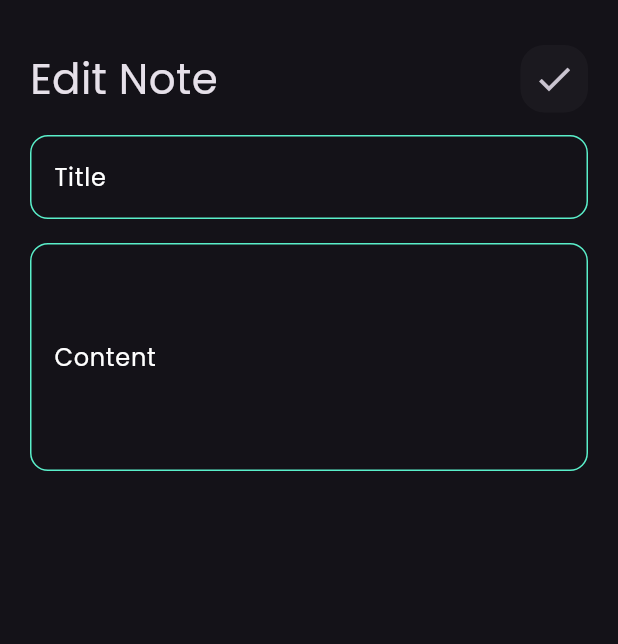
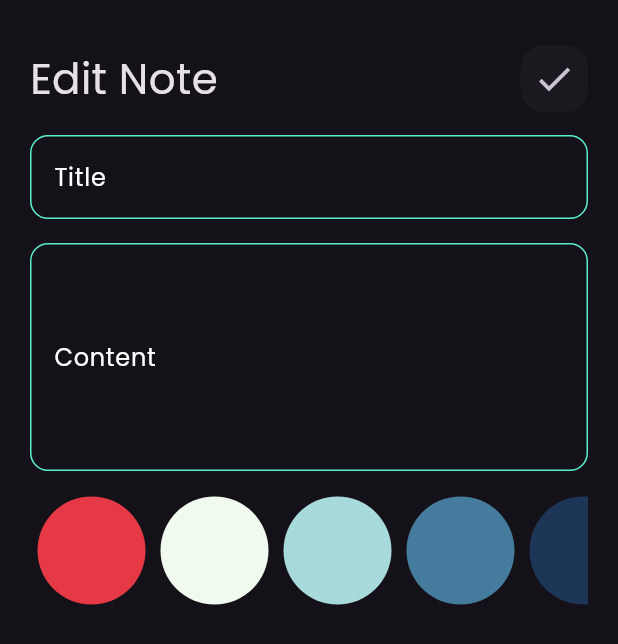
Before and after one commit to itzHTH/Notes_app, a Flutter app: the EditView screen opened directly with empty values, on a phone screen of 412 x 824 dp. Shown: the top 644 px of the screen. Run offline on Flutter 3.47's test engine with Material 3 defaults, Android fonts, the phone set to English and light mode, and no system bars; our stand-ins replace flutter_bloc, hive, hive_flutter; accounts and stored records are empty.

Commit message:
add ColorList to editNote

```diff
--- a/lib/widgets/add_note_form.dart
+++ b/lib/widgets/add_note_form.dart
@@ -4,6 +4,7 @@ import 'package:intl/intl.dart';
 import 'package:notes_app/constans.dart';
 import 'package:notes_app/cubits/add_note_cubit/add_note_cubit.dart';
 import 'package:notes_app/models/note_model.dart';
+import 'package:notes_app/widgets/color_item.dart';
 import 'package:notes_app/widgets/custom_button.dart';
 import 'package:notes_app/widgets/custom_text_filed.dart';
 
@@ -46,7 +47,7 @@ class _AddNoteFormState extends State<AddNoteForm> {
             height: 20,
           ),
           const ListColorItemView(
-            color: Colors.black,
+
           ),
           const SizedBox(
             height: 20,
@@ -81,31 +82,10 @@ class _AddNoteFormState extends State<AddNoteForm> {
   }
 }
 
-class ColorItem extends StatelessWidget {
-  const ColorItem({super.key, required this.color, required this.isActive});
-  final Color color;
-  final bool isActive;
-  @override
-  Widget build(BuildContext context) {
-    return isActive
-        ? CircleAvatar(
-            backgroundColor: Colors.white,
-            radius: 38,
-            child: CircleAvatar(
-              backgroundColor: color,
-              radius: 36,
-            ),
-          )
-        : CircleAvatar(
-            backgroundColor: color,
-            radius: 36,
-          );
-  }
-}
 
 class ListColorItemView extends StatefulWidget {
-  const ListColorItemView({super.key, required this.color});
-  final Color color;
+  const ListColorItemView({super.key});
+
 
   @override
   State<ListColorItemView> createState() => _ListColorItemViewState();
--- /dev/null
+++ b/lib/widgets/color_item.dart
@@ -0,0 +1,23 @@
+import 'package:flutter/material.dart';
+
+class ColorItem extends StatelessWidget {
+  const ColorItem({super.key, required this.color, required this.isActive});
+  final Color color;
+  final bool isActive;
+  @override
+  Widget build(BuildContext context) {
+    return isActive
+        ? CircleAvatar(
+            backgroundColor: Colors.white,
+            radius: 38,
+            child: CircleAvatar(
+              backgroundColor: color,
+              radius: 36,
+            ),
+          )
+        : CircleAvatar(
+            backgroundColor: color,
+            radius: 36,
+          );
+  }
+}
--- a/lib/widgets/edit_view_body.dart
+++ b/lib/widgets/edit_view_body.dart
@@ -1,7 +1,10 @@
 import 'package:flutter/material.dart';
 import 'package:flutter_bloc/flutter_bloc.dart';
+import 'package:notes_app/constans.dart';
+import 'package:notes_app/cubits/add_note_cubit/add_note_cubit.dart';
 import 'package:notes_app/cubits/notes_cubit/notes_cubit.dart';
 import 'package:notes_app/models/note_model.dart';
+import 'package:notes_app/widgets/color_item.dart';
 import 'package:notes_app/widgets/custom_appbar.dart';
 import 'package:notes_app/widgets/custom_text_filed.dart';
 
@@ -56,9 +59,54 @@ class _EditViewBodyState extends State<EditViewBody> {
             hint: widget.note.subtitle,
             label: "Content",
             maxLine: 5,
-          )
+          ),
+          const SizedBox(
+            height: 15,
+          ),
+          ListColorItemView(
+            note: widget.note,
+          ),
         ],
       ),
     );
   }
 }
+
+class ListColorItemView extends StatefulWidget {
+  const ListColorItemView({super.key, required this.note});
+  final NoteModel note;
+  @override
+  State<ListColorItemView> createState() => _ListColorItemViewState();
+}
+
+class _ListColorItemViewState extends State<ListColorItemView> {
+  late int currentIndex;
+
+  @override
+  void initState() {
+    currentIndex = kColors.indexOf(Color(widget.note.color));
+    super.initState();
+  }
+
+  @override
+  Widget build(BuildContext context) {
+    return SizedBox(
+      height: 38 * 2,
+      child: ListView.builder(
+          scrollDirection: Axis.horizontal,
+          itemCount: kColors.length,
+          itemBuilder: (context, index) => Padding(
+                padding: const EdgeInsets.symmetric(horizontal: 5.0),
+                child: GestureDetector(
+                  onTap: () {
+                    currentIndex = index;
+                    widget.note.color = kColors[currentIndex].value;
+                    setState(() {});
+                  },
+                  child: ColorItem(
+                      isActive: currentIndex == index, color: kColors[index]),
+                ),
+              )),
+    );
+  }
+}
```
